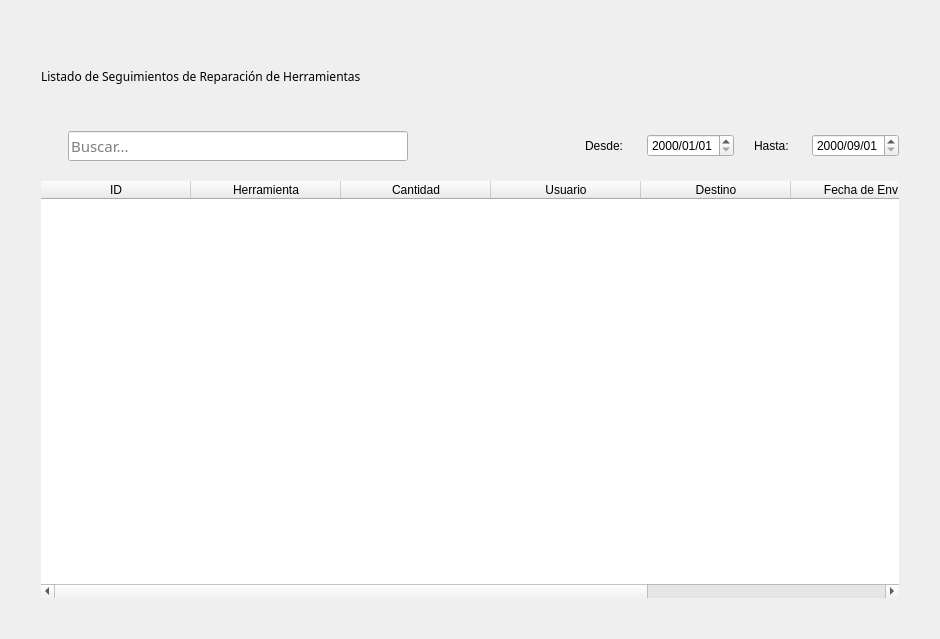
MaxAPBusiness/Blustock, file blustock/ui/screens_uis/reparaciones.ui: the form before one commit.
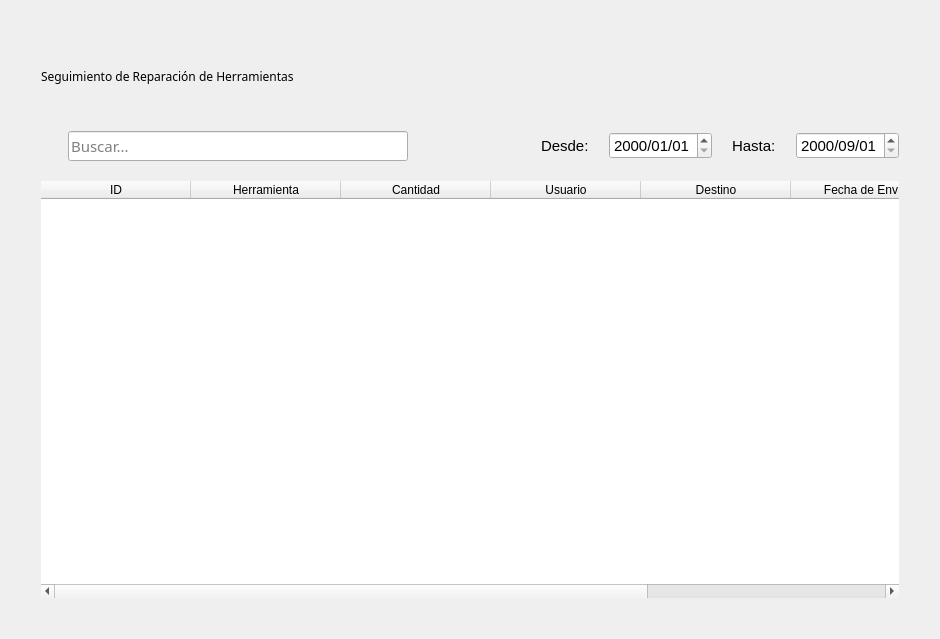
The form after the commit. Icons and pictures are not drawn.

Diff of the .ui file:
```diff
--- a/blustock/ui/screens_uis/reparaciones.ui
+++ b/blustock/ui/screens_uis/reparaciones.ui
@@ -59,7 +59,7 @@
         </font>
        </property>
        <property name="text">
-        <string>Listado de Seguimientos de Reparación de Herramientas </string>
+        <string>Seguimiento de Reparación de Herramientas </string>
        </property>
       </widget>
      </item>
@@ -126,13 +126,23 @@
        </item>
        <item>
         <widget class="QLabel" name="label_3">
+         <property name="font">
+          <font>
+           <pointsize>11</pointsize>
+          </font>
+         </property>
          <property name="text">
-          <string>Desde: </string>
+          <string>Desde:</string>
          </property>
         </widget>
        </item>
        <item>
         <widget class="QDateEdit" name="desdeFecha">
+         <property name="font">
+          <font>
+           <pointsize>11</pointsize>
+          </font>
+         </property>
          <property name="minimumDate">
           <date>
            <year>1999</year>
@@ -150,13 +160,23 @@
        </item>
        <item>
         <widget class="QLabel" name="label_4">
+         <property name="font">
+          <font>
+           <pointsize>11</pointsize>
+          </font>
+         </property>
          <property name="text">
-          <string>Hasta: </string>
+          <string>Hasta:</string>
          </property>
         </widget>
        </item>
        <item>
         <widget class="QDateEdit" name="hastaFecha">
+         <property name="font">
+          <font>
+           <pointsize>11</pointsize>
+          </font>
+         </property>
          <property name="minimumDate">
           <date>
            <year>2000</year>
```
